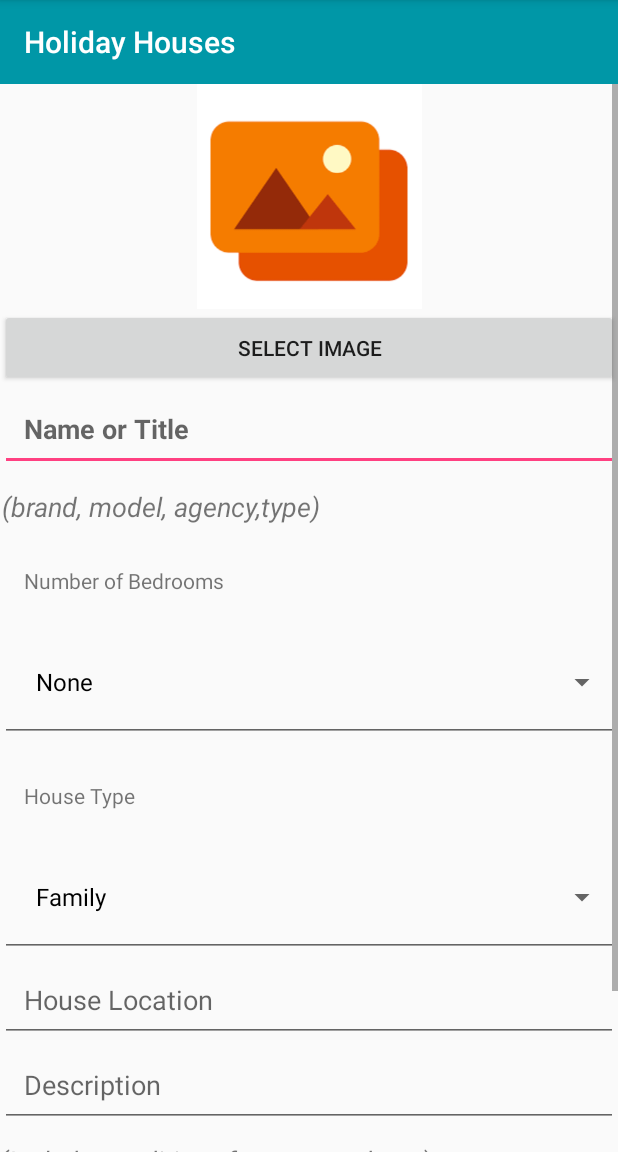
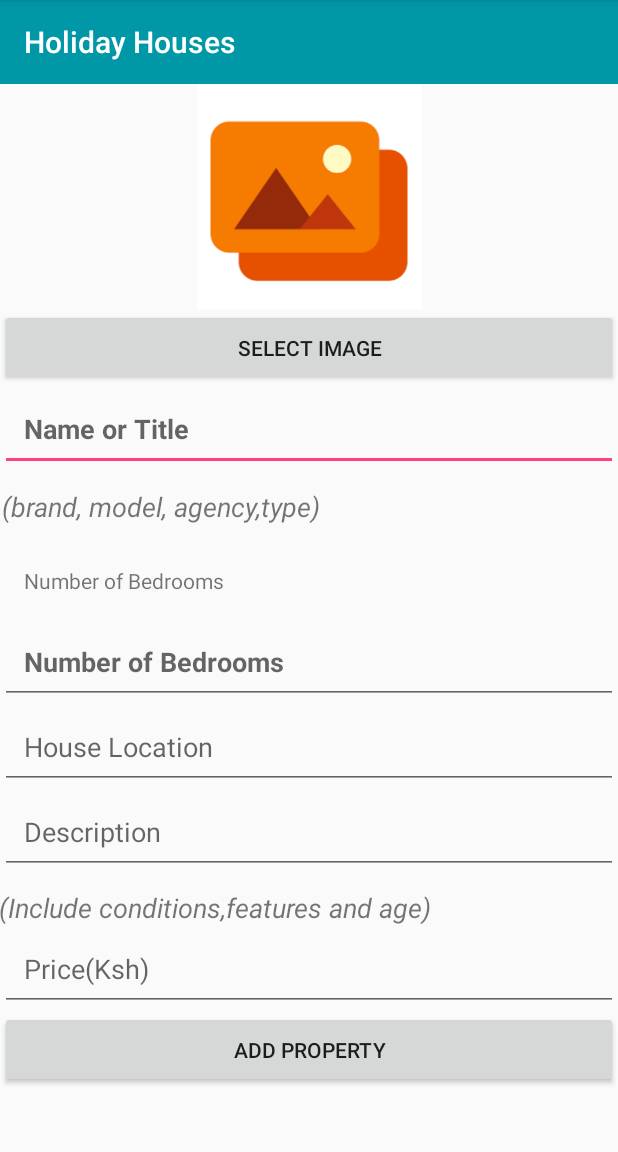
Before and after one commit to shimuli/MeHome, an Android app: the HolidayRental screen opened directly, with no data from a screen before it, on a phone screen of 412 x 824 dp, the part 84-1236 px from its top. Run offline under Robolectric (Android 15) with nearby library versions, the phone set to English and light mode, and no system bars; our stand-ins replace Firebase (no records; nobody signed in at launch, a user with empty details on screens opened directly), Picasso; pictures from the network do not load.

Commit message:
another one

```diff
--- a/app/src/main/java/com/example/mehome/Models/AddingProperty/HolidayHouses/HolidayRental.java
+++ b/app/src/main/java/com/example/mehome/Models/AddingProperty/HolidayHouses/HolidayRental.java
@@ -1,12 +1,16 @@
 package com.example.mehome.Models.AddingProperty.HolidayHouses;
 
+import android.Manifest;
 import android.app.ProgressDialog;
 import android.content.ContentResolver;
 import android.content.Intent;
+import android.content.pm.PackageManager;
 import android.graphics.Bitmap;
 import android.net.Uri;
+import android.os.Handler;
 import android.provider.MediaStore;
 import android.support.annotation.NonNull;
+import android.support.v4.app.ActivityCompat;
 import android.support.v7.app.AppCompatActivity;
 import android.os.Bundle;
 import android.view.View;
@@ -18,7 +22,9 @@ import android.widget.ImageView;
 import android.widget.Spinner;
 import android.widget.Toast;
 
+import com.example.mehome.Models.AddingProperty.AddProperty;
 import com.example.mehome.R;
+import com.example.mehome.UploadImage;
 import com.google.android.gms.tasks.OnFailureListener;
 import com.google.android.gms.tasks.OnSuccessListener;
 import com.google.firebase.database.DatabaseReference;
@@ -27,84 +33,55 @@ import com.google.firebase.storage.FirebaseStorage;
 import com.google.firebase.storage.OnProgressListener;
 import com.google.firebase.storage.StorageReference;
 import com.google.firebase.storage.UploadTask;
+import com.squareup.picasso.Picasso;
 
 import java.io.IOException;
 
 public class HolidayRental extends AppCompatActivity {
 
-    private String Storage_Path = "Holiday_houses/ ";
+    private Button selectImage,Uploaddata;
+    private ImageView HolidayImage;
+    private String Storage_Path = "holiday/";
+    private String Database_path = "holiday/";
 
-    private String Database_Path = "Holiday_houses/ ";
-
-    private Button SelectImage, UploadData;
-    EditText Title_of_House, House_Location, HouseDesc, HousePrice;
+    private EditText hName, hPrice, hDesc, hLocation, hbedroom;
+    private static final int PICK_IMAGE_REQUEST=1;
+    private DatabaseReference hdataref;
+    private StorageReference hstorageref;
     Spinner HouseType, Bedroom_No;
-    private ImageView SelectedImage;
-
-    private Uri FilePathUri;
-
-    // Creating StorageReference and DatabaseReference object.
-    StorageReference storageReference;
-
-    DatabaseReference databaseReference;
-
-    int Image_Request_code = 8;
-
-    private ProgressDialog progressDialog;
-
+    final int IMAGE_REQUEST_CODE = 999;
+    private ProgressDialog hprogressDialog;
+    private Uri himguri;
     @Override
     protected void onCreate(Bundle savedInstanceState) {
         super.onCreate(savedInstanceState);
         setContentView(R.layout.activity_holiday_rental);
 
 
-        //get the spinner from the xml.
-        Spinner bedRm = findViewById(R.id.bedroomSpinnerHoliday);
-//create a list of items for the spinner.
-        String[] rooms = new String[]{"None", "1", "2", "3", "4", "5", "6","7"};
-//create an adapter to describe how the items are displayed, adapters are used in several places in android.
-//There are multiple variations of this, but this is the basic variant.
-        ArrayAdapter<String> adapter = new ArrayAdapter<>(this, android.R.layout.simple_spinner_dropdown_item, rooms);
-//set the spinners adapter to the previously created one.
-        bedRm.setAdapter(adapter);
+        setContentView(R.layout.activity_holiday_rental);
+        selectImage=(Button)findViewById(R.id.ButtonChooseImageHoliday);
 
-        //get the spinner from the xml.
-        Spinner houseTyp = findViewById(R.id.HouseTypeSpinnerHoliday);
-//create a list of items for the spinner.
-        String[] availabletypes = new String[]{"Family", "Bachelor", "Both"};
-//create an adapter to describe how the items are displayed, adapters are used in several places in android.
-//There are multiple variations of this, but this is the basic variant.
-        ArrayAdapter<String> adapters = new ArrayAdapter<>(this, android.R.layout.simple_spinner_dropdown_item, availabletypes);
-//set the spinners adapter to the previously created one.
-        houseTyp.setAdapter(adapters);
+        HolidayImage=(ImageView)findViewById(R.id.ShowImageViewHoliday);
+        Uploaddata=(Button)findViewById(R.id.ButtonUploadImageHoliday);
+        hName=(EditText)findViewById(R.id.houseTitleHoliday);
+        hDesc =findViewById(R.id.DescriptionHoliday);
+        hLocation =findViewById(R.id.locationHoliday);
+        hPrice = findViewById(R.id.housePriceHoliday);
+        hbedroom =findViewById(R.id.bedroomSpinnerHoliday);
 
 
-        // Assign FirebaseStorage instance to storageReference.
-        storageReference = FirebaseStorage.getInstance().getReference();
+        hprogressDialog=new ProgressDialog(HolidayRental.this);
 
-        // Assign FirebaseDatabase instance with root database name.
-        databaseReference = FirebaseDatabase.getInstance().getReference(Database_Path);
+        hstorageref= FirebaseStorage.getInstance().getReference(Storage_Path);
+        hdataref= FirebaseDatabase.getInstance().getReference(Database_path);
+        Uploaddata.setOnClickListener(new View.OnClickListener() {
+            @Override
+            public void onClick(View v) {
+                uploadImage();
+            }
+        });
 
-
-        SelectImage =findViewById(R.id.ButtonChooseImageHoliday);
-        UploadData = findViewById(R.id.ButtonUploadImageHoliday);
-
-        Title_of_House =  findViewById(R.id.houseTitleHoliday);
-        House_Location = findViewById(R.id.locationHoliday);
-        HouseDesc = findViewById(R.id.DescriptionHoliday);
-        HousePrice =findViewById(R.id.housePriceHoliday);
-
-        HouseType = findViewById(R.id.HouseTypeSpinnerHoliday);
-        Bedroom_No = findViewById(R.id.bedroomSpinnerHoliday);
-
-
-        SelectedImage = findViewById(R.id.ShowImageViewHoliday);
-
-        progressDialog =new ProgressDialog(HolidayRental.this);
-
-
-
-        SelectImage.setOnClickListener(new View.OnClickListener() {
+        selectImage.setOnClickListener(new View.OnClickListener() {
             @Override
             public void onClick(View v) {
                 Intent selectImageIntent = new Intent();
@@ -113,140 +90,85 @@ public class HolidayRental extends AppCompatActivity {
                 selectImageIntent.setType("image/*");
                 selectImageIntent.setAction(Intent.ACTION_GET_CONTENT);
                 startActivityForResult(Intent.createChooser(selectImageIntent, "Please Select" +
-                        "Image"),Image_Request_code);
+                        "Image"),IMAGE_REQUEST_CODE);
 
-            }
-        });
 
-        SelectedImage.setOnClickListener(new View.OnClickListener() {
-            @Override
-            public void onClick(View v) {
-                Intent selectImageIntent = new Intent();
-
-                // Setting intent type as image to select image from phone storage.
-                selectImageIntent.setType("image/*");
-                selectImageIntent.setAction(Intent.ACTION_GET_CONTENT);
-                startActivityForResult(Intent.createChooser(selectImageIntent, "Please Select" +
-                        "Image"),Image_Request_code);
-
-            }
-        });
-
-        UploadData.setOnClickListener(new View.OnClickListener() {
-            @Override
-            public void onClick(View v) {
-
-                // Calling method to upload selected data on Firebase storage.
-                UploadImageFileToFirebaseStorage();
+                ActivityCompat.requestPermissions(HolidayRental.this,new String[] {Manifest.permission.READ_EXTERNAL_STORAGE},IMAGE_REQUEST_CODE);
             }
         });
 
     }
 
     @Override
-    protected void onActivityResult(int requestCode, int resultCode, Intent data){
+    public void onRequestPermissionsResult(int requestCode, @NonNull String[] permissions, @NonNull int[] grantResults) {
+        if (requestCode==IMAGE_REQUEST_CODE){
+            if (grantResults.length>0 && grantResults[0]== PackageManager.PERMISSION_GRANTED){
+                Intent intent=new Intent(new Intent(Intent.ACTION_PICK));
+                intent.setType("image/*");
 
-        super.onActivityResult(requestCode,resultCode, data );
-
-        if (requestCode == Image_Request_code && resultCode==RESULT_OK && data != null && data.getData()!=null){
-            FilePathUri = data.getData();
-
-            try{
-
-                // Getting selected image into Bitmap.
-
-                Bitmap bitmap = MediaStore.Images.Media.getBitmap(getContentResolver(), FilePathUri);
-
-                // Setting up bitmap selected image into ImageView.
-                SelectedImage.setImageBitmap(bitmap);
-
-                // After selecting image change choose button above text.
-
-                SelectImage.setText("Image Selected");
+                startActivityForResult(Intent.createChooser(intent,"select image"),IMAGE_REQUEST_CODE);
 
             }
-            catch (IOException e){
-                e.printStackTrace();
-            }
+        }
+        super.onRequestPermissionsResult(requestCode, permissions, grantResults);
+    }
+
+    @Override
+    protected void onActivityResult(int requestCode, int resultCode, Intent data) {
+        super.onActivityResult(requestCode, resultCode, data);
+
+        if (requestCode == IMAGE_REQUEST_CODE && resultCode == RESULT_OK && data != null) {
+            himguri = data.getData();
+            Picasso.with(this).load(himguri).into(HolidayImage);
+        }
+    }
+    private String getFileExtensoin (Uri uri){
+        ContentResolver contentResolver = getContentResolver();
+        MimeTypeMap map = MimeTypeMap.getSingleton();
+        return map.getExtensionFromMimeType(contentResolver.getType(uri));
+
+    }
+
+    private void uploadImage() {
+        if (himguri!=null){
+            StorageReference storageReference=hstorageref.child(System.currentTimeMillis()+"."+ getFileExtensoin(himguri));
+            storageReference.putFile(himguri)
+                    .addOnSuccessListener(new OnSuccessListener<UploadTask.TaskSnapshot>() {
+                        @Override
+                        public void onSuccess(UploadTask.TaskSnapshot taskSnapshot) {
+                            Handler handler=new Handler();
+                            handler.postDelayed(new Runnable() {
+                                @Override
+                                public void run() {
+                                    hprogressDialog.setProgress(0);
+                                }
+                            },5000);
+                            Toast.makeText(HolidayRental.this,"Upload SuccessFul",Toast.LENGTH_SHORT).show();
+                            HolidayData list_data=new HolidayData(hName.getText().toString().trim(),hPrice.getText().toString().trim(),hLocation.getText().toString().trim(),hbedroom.getText().toString().trim(),
+                                    hDesc.getText().toString().trim(),taskSnapshot.getDownloadUrl().toString());
+
+                            //(String title_of_Holiday_House,String holdiay_HousePrice,String holdiay_House_Location,
+                            //  String holiday_Bedroom_No,String holiday_HouseDesc, String imageURL, String hKey)
+                            String uploadid=hdataref.push().getKey();
+                            hdataref.child(uploadid).setValue(list_data);
+                            startActivity(new Intent(HolidayRental.this, AddProperty.class));
+                            finish();
+                        }
+                    }).addOnFailureListener(new OnFailureListener() {
+                @Override
+                public void onFailure(@NonNull Exception e) {
+
+                }
+            }).addOnProgressListener(new OnProgressListener<UploadTask.TaskSnapshot>() {
+                @Override
+                public void onProgress(UploadTask.TaskSnapshot taskSnapshot) {
+                    double pr=(100.0*taskSnapshot.getBytesTransferred()/taskSnapshot.getTotalByteCount());
+                    hprogressDialog.setProgress((int) pr);
+                }
+            });
+        }else {
+            Toast.makeText(HolidayRental.this,"File Not Selected",Toast.LENGTH_SHORT).show();
         }
 
     }
-
-    // Creating Method to get the selected image file Extension from File Path URI.
-    public String GetFileExtension(Uri uri){
-        ContentResolver contentResolver =getContentResolver();
-        MimeTypeMap mimeTypeMap =MimeTypeMap.getSingleton();
-
-        return mimeTypeMap.getExtensionFromMimeType(contentResolver.getType(uri));
-    }
-
-    // Creating UploadImageFileToFirebaseStorage method to upload image on storage.
-    public void UploadImageFileToFirebaseStorage(){
-        if (FilePathUri!=null){
-
-            progressDialog.setTitle("Uploading Data...");
-
-            progressDialog.show();
-
-            //second StorageReference.
-
-            StorageReference storageReference1 = storageReference.child(Storage_Path+System.currentTimeMillis()+"."+GetFileExtension(FilePathUri));
-
-            storageReference1.putFile(FilePathUri)
-                    .addOnSuccessListener(new OnSuccessListener<UploadTask.TaskSnapshot>() {
-                        @Override
-                        public void onSuccess(UploadTask.TaskSnapshot taskSnapshot) {
-                            String houseImageName =  Title_of_House.getText().toString().trim();
-                            String HouseArea = House_Location.getText().toString().trim();
-                            String HouseCost= HousePrice.getText().toString().trim();
-                            String HouseDescp = HouseDesc.getText().toString().trim();
-                            String HouseTypes= HouseType.getSelectedItem().toString().trim();
-                            String BedRooms = Bedroom_No.getSelectedItem().toString().trim();
-
-                            progressDialog.dismiss();
-
-                            Toast.makeText(getApplicationContext(), "Data Uploaded Successfully", Toast.LENGTH_SHORT).show();
-
-                            @SuppressWarnings("VisibleForTest")
-                            HolidayData dataUploadInfo =new HolidayData(houseImageName,HouseArea, HouseDescp, HouseTypes,HouseCost, BedRooms,taskSnapshot.getStorage().getDownloadUrl().toString());// getResult().getStorage().getDownloadUrl());
-
-
-                            // Getting image upload ID.
-                            String ImageUploadId = databaseReference.push().getKey();
-
-                            //adding an upload to firebase database
-                            // String uploadId = mDatabase.push().getKey();
-                            // mDatabase.child(uploadId).setValue(upload);
-
-                            // Adding image upload id s child element into databaseReference.
-                            databaseReference.child(ImageUploadId).setValue(dataUploadInfo);
-
-
-                        }
-                    })
-                    // If something goes wrong .
-                    .addOnFailureListener(new OnFailureListener() {
-                        @Override
-                        public void onFailure(@NonNull Exception e) {
-                            progressDialog.dismiss();
-
-                            Toast.makeText(HolidayRental.this, e.getMessage(), Toast.LENGTH_SHORT).show();
-
-
-                        }
-                    })
-
-                    // On progress change upload time.
-                    .addOnProgressListener(new OnProgressListener<UploadTask.TaskSnapshot>() {
-                        @Override
-                        public void onProgress(UploadTask.TaskSnapshot taskSnapshot) {
-                            progressDialog.setTitle("Data is Uploading...");
-                        }
-                    });
-
-
-        }else {
-            Toast.makeText(HolidayRental.this, "Please Select Image", Toast.LENGTH_SHORT).show();
-        }
-    }
 }
--- a/app/src/main/java/com/example/mehome/Models/Display/Holiday/HolidayAdapter.java
+++ b/app/src/main/java/com/example/mehome/Models/Display/Holiday/HolidayAdapter.java
@@ -42,7 +42,6 @@ public class HolidayAdapter extends RecyclerView.Adapter<HolidayAdapter.ImageVie
         holder.textViewLocation.setText(uploadCurrent.getHoldiay_House_Location());
         holder.textViewDesc.setText(uploadCurrent.getHoliday_HouseDesc());
         holder.textViewPrice.setText(uploadCurrent.getHoldiay_HousePrice());
-        holder.textViewType.setText(uploadCurrent.getHoliday_HouseType());
         holder.textViewBed.setText(uploadCurrent.getHoliday_Bedroom_No());
         Picasso.with(mContext)
                 .load(uploadCurrent.getImageURL())
--- a/app/src/main/java/com/example/mehome/Models/Display/Holiday/HolidayDisplay.java
+++ b/app/src/main/java/com/example/mehome/Models/Display/Holiday/HolidayDisplay.java
@@ -65,7 +65,7 @@ public class HolidayDisplay extends AppCompatActivity  implements HolidayAdapter
         mStorage = FirebaseStorage.getInstance().getReference();
         //StorageReference pathReference = mStorage.child("Commercial/");
 
-        mDatabaseRef = FirebaseDatabase.getInstance().getReference("Holiday_houses/ ");
+        mDatabaseRef = FirebaseDatabase.getInstance().getReference("holiday/ ");
 
         mDatabaseRef.addValueEventListener(new ValueEventListener() {
             @Override
--- a/app/src/main/res/layout/activity_holiday_rental.xml
+++ b/app/src/main/res/layout/activity_holiday_rental.xml
@@ -80,32 +80,16 @@
                 android:text="Number of Bedrooms"
                 android:gravity="left"/>
 
-            <Spinner
+            <EditText
                 android:id="@+id/bedroomSpinnerHoliday"
                 android:layout_width="match_parent"
                 android:layout_height="wrap_content"
+                android:textStyle="bold"
                 android:padding="16dp"
-                android:layout_marginTop="2dp"
-                style="@style/Widget.AppCompat.Spinner.Underlined"
-                android:spinnerMode="dropdown"/>
+                android:maxLines="1"
+                android:hint="Number of Bedrooms"/>
 
-            <TextView
-                android:layout_width="fill_parent"
-                android:layout_height="wrap_content"
-                android:id="@+id/houseType"
-                android:padding="16dp"
-                android:layout_marginTop="10dp"
-                android:text="House Type"
-                android:gravity="left"/>
 
-            <Spinner
-                android:id="@+id/HouseTypeSpinnerHoliday"
-                android:layout_width="match_parent"
-                android:layout_height="wrap_content"
-                android:padding="16dp"
-                android:layout_marginTop="2dp"
-                style="@style/Widget.AppCompat.Spinner.Underlined"
-                android:spinnerMode="dropdown"/>
 
 
             <EditText
```
Also changed, not shown: app/src/main/java/com/example/mehome/Models/AddingProperty/HolidayHouses/HolidayData.java (+20 -29 lines).
